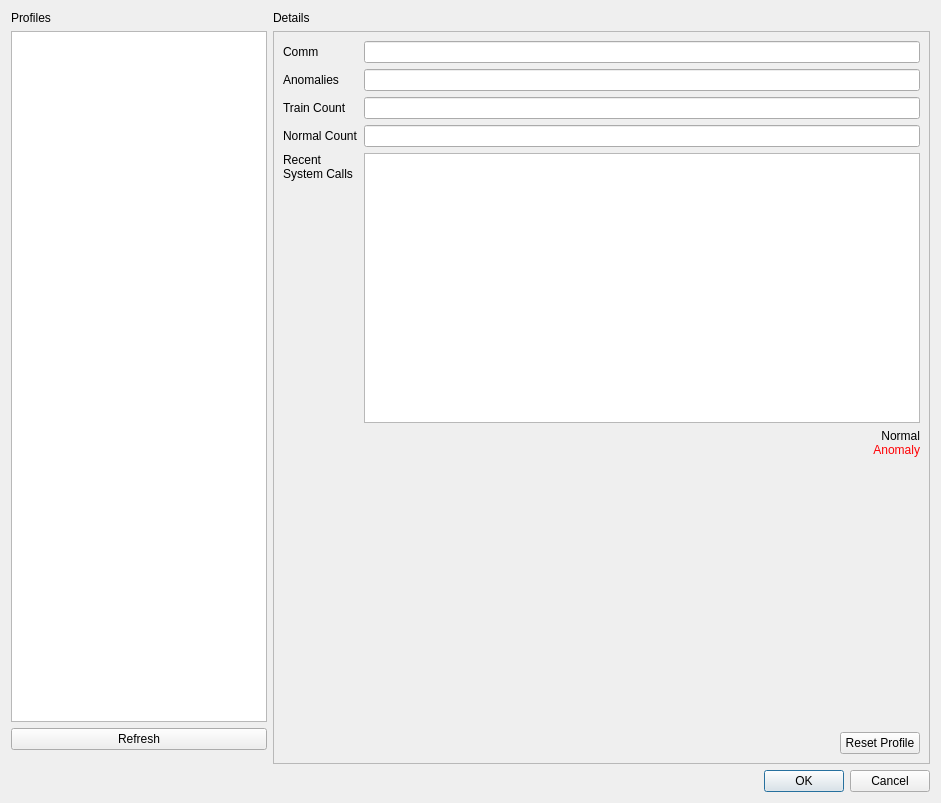
First picture: the form in ebpH/profiledialog.ui, repository willfindlay/ebpH, before the edit.
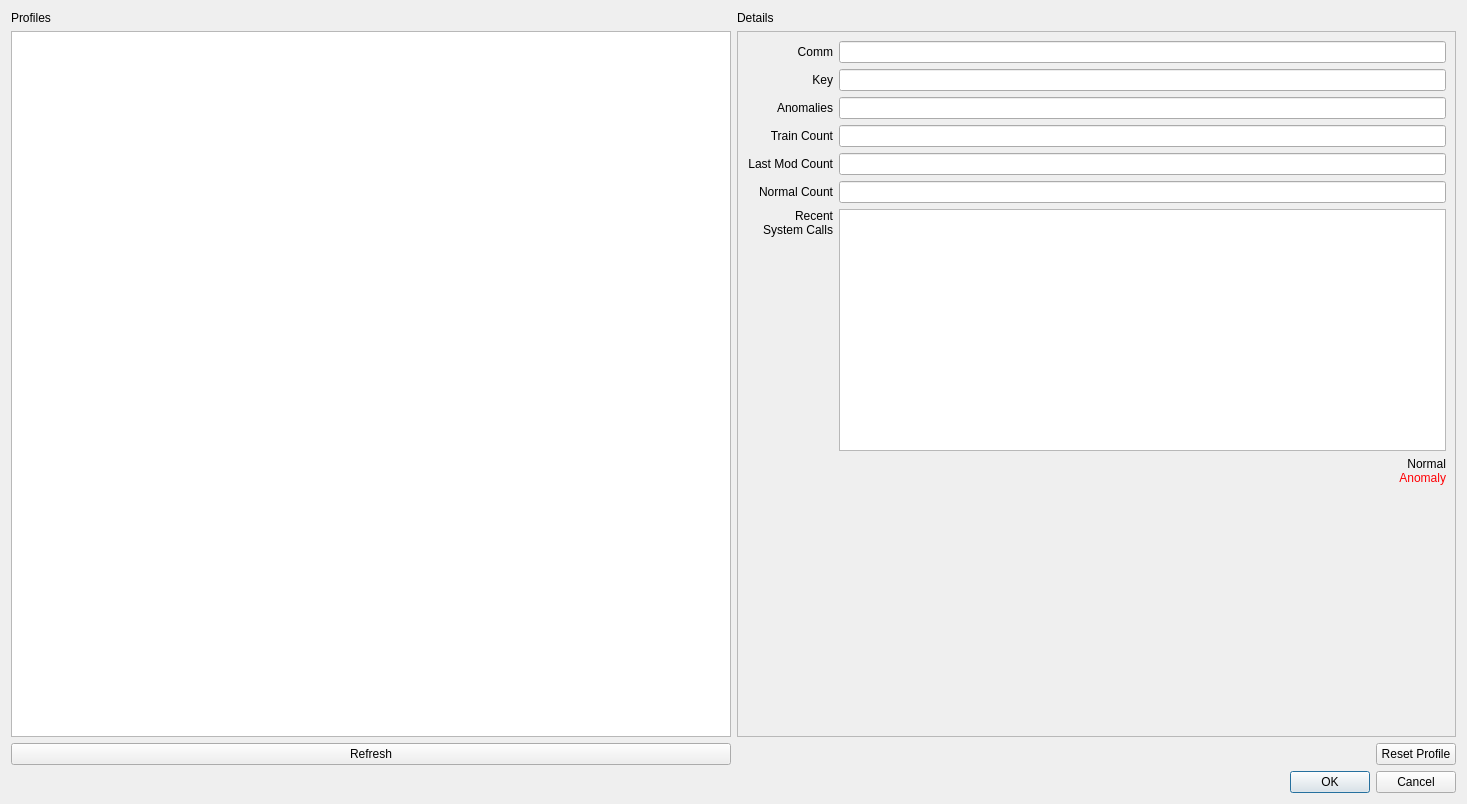
Second picture: the form after the edit. Icons and pictures are not drawn.

Diff of the .ui file:
```diff
--- a/ebpH/profiledialog.ui
+++ b/ebpH/profiledialog.ui
@@ -6,8 +6,8 @@
    <rect>
     <x>0</x>
     <y>0</y>
-    <width>941</width>
-    <height>803</height>
+    <width>1467</width>
+    <height>804</height>
    </rect>
   </property>
   <property name="windowTitle">
@@ -18,7 +18,7 @@
     <normaloff>:/img/assets/img/icons/browser.png</normaloff>:/img/assets/img/icons/browser.png</iconset>
   </property>
   <layout class="QGridLayout" name="gridLayout">
-   <item row="2" column="0" alignment="Qt::AlignBottom">
+   <item row="4" column="0" alignment="Qt::AlignBottom">
     <widget class="QDialogButtonBox" name="buttonBox">
      <property name="orientation">
       <enum>Qt::Horizontal</enum>
@@ -33,19 +33,73 @@
      <property name="topMargin">
       <number>0</number>
      </property>
-     <item row="4" column="1">
-      <widget class="QFrame" name="frame">
+     <item row="2" column="1">
+      <widget class="QLabel" name="label">
        <property name="sizePolicy">
         <sizepolicy hsizetype="Preferred" vsizetype="Preferred">
+         <horstretch>0</horstretch>
+         <verstretch>0</verstretch>
+        </sizepolicy>
+       </property>
+       <property name="text">
+        <string>Details</string>
+       </property>
+      </widget>
+     </item>
+     <item row="4" column="0">
+      <layout class="QVBoxLayout" name="verticalLayout_2">
+       <item>
+        <layout class="QHBoxLayout" name="horizontalLayout_2">
+         <property name="bottomMargin">
+          <number>0</number>
+         </property>
+         <item>
+          <widget class="QPushButton" name="refresh_button">
+           <property name="text">
+            <string>Refresh</string>
+           </property>
+           <property name="icon">
+            <iconset resource="resources.qrc">
+             <normaloff>:/img/assets/img/icons/redo.png</normaloff>:/img/assets/img/icons/redo.png</iconset>
+           </property>
+          </widget>
+         </item>
+        </layout>
+       </item>
+      </layout>
+     </item>
+     <item row="2" column="0">
+      <widget class="QLabel" name="label_2">
+       <property name="sizePolicy">
+        <sizepolicy hsizetype="Preferred" vsizetype="Preferred">
+         <horstretch>1</horstretch>
+         <verstretch>0</verstretch>
+        </sizepolicy>
+       </property>
+       <property name="text">
+        <string>Profiles</string>
+       </property>
+      </widget>
+     </item>
+     <item row="3" column="1">
+      <widget class="QScrollArea" name="scrollArea">
+       <property name="sizePolicy">
+        <sizepolicy hsizetype="Expanding" vsizetype="Expanding">
          <horstretch>2</horstretch>
          <verstretch>0</verstretch>
         </sizepolicy>
        </property>
-       <property name="frameShape">
-        <enum>QFrame::StyledPanel</enum>
+       <property name="widgetResizable">
+        <bool>true</bool>
        </property>
-       <property name="frameShadow">
-        <enum>QFrame::Raised</enum>
+       <widget class="QWidget" name="scrollAreaWidgetContents">
+        <property name="geometry">
+         <rect>
+          <x>0</x>
+          <y>0</y>
+          <width>712</width>
+          <height>647</height>
+         </rect>
        </property>
        <layout class="QGridLayout" name="gridLayout_4">
         <item row="0" column="0">
@@ -57,7 +111,7 @@
             </property>
            </widget>
           </item>
-          <item row="1" column="2">
+           <item row="2" column="2">
            <widget class="QLineEdit" name="anomalies">
             <property name="inputMethodHints">
              <set>Qt::ImhDigitsOnly</set>
@@ -67,18 +121,27 @@
             </property>
            </widget>
           </item>
-          <item row="3" column="0">
+           <item row="1" column="2">
+            <widget class="QLineEdit" name="key"/>
+           </item>
+           <item row="5" column="0">
            <widget class="QLabel" name="label_8">
             <property name="text">
              <string>Normal Count</string>
             </property>
-           </widget>
-          </item>
-          <item row="1" column="0">
+             <property name="alignment">
+              <set>Qt::AlignRight|Qt::AlignTrailing|Qt::AlignVCenter</set>
+             </property>
+            </widget>
+           </item>
+           <item row="2" column="0">
            <widget class="QLabel" name="label_4">
             <property name="text">
              <string>Anomalies</string>
             </property>
+             <property name="alignment">
+              <set>Qt::AlignRight|Qt::AlignTrailing|Qt::AlignVCenter</set>
+             </property>
            </widget>
           </item>
           <item row="0" column="0">
@@ -86,12 +149,35 @@
             <property name="text">
              <string>Comm</string>
             </property>
-           </widget>
-          </item>
-          <item row="3" column="2">
-           <widget class="QLineEdit" name="normal_count"/>
+             <property name="alignment">
+              <set>Qt::AlignRight|Qt::AlignTrailing|Qt::AlignVCenter</set>
+             </property>
+            </widget>
+           </item>
+           <item row="1" column="0">
+            <widget class="QLabel" name="label_9">
+             <property name="text">
+              <string>Key</string>
+             </property>
+             <property name="alignment">
+              <set>Qt::AlignRight|Qt::AlignTrailing|Qt::AlignVCenter</set>
+             </property>
+            </widget>
+           </item>
+           <item row="4" column="0">
+            <widget class="QLabel" name="label_10">
+             <property name="text">
+              <string>Last Mod Count</string>
+             </property>
+             <property name="alignment">
+              <set>Qt::AlignRight|Qt::AlignTrailing|Qt::AlignVCenter</set>
+             </property>
+            </widget>
           </item>
           <item row="5" column="2">
+            <widget class="QLineEdit" name="normal_count"/>
+           </item>
+           <item row="7" column="2">
            <widget class="QLabel" name="label_7">
             <property name="text">
              <string>&lt;html&gt;&lt;head/&gt;&lt;body&gt;&lt;p&gt;Normal&lt;br/&gt;&lt;span style=&quot; color:#ff0004;&quot;&gt;Anomaly&lt;/span&gt;&lt;/p&gt;&lt;/body&gt;&lt;/html&gt;</string>
@@ -101,7 +187,7 @@
             </property>
            </widget>
           </item>
-          <item row="7" column="0">
+           <item row="9" column="0">
            <spacer name="verticalSpacer">
             <property name="orientation">
              <enum>Qt::Vertical</enum>
@@ -114,7 +200,7 @@
             </property>
            </spacer>
           </item>
-          <item row="4" column="0">
+           <item row="6" column="0">
            <layout class="QVBoxLayout" name="verticalLayout">
             <item>
              <widget class="QLabel" name="label_5">
@@ -122,6 +208,9 @@
                <string>Recent
 System Calls</string>
               </property>
+               <property name="alignment">
+                <set>Qt::AlignRight|Qt::AlignTrailing|Qt::AlignVCenter</set>
+               </property>
              </widget>
             </item>
             <item>
@@ -139,17 +228,20 @@
             </item>
            </layout>
           </item>
-          <item row="4" column="2">
+           <item row="6" column="2">
            <widget class="QListWidget" name="syscalls"/>
           </item>
-          <item row="2" column="0">
+           <item row="3" column="0">
            <widget class="QLabel" name="label_6">
             <property name="text">
              <string>Train Count</string>
             </property>
-           </widget>
-          </item>
-          <item row="2" column="2">
+             <property name="alignment">
+              <set>Qt::AlignRight|Qt::AlignTrailing|Qt::AlignVCenter</set>
+             </property>
+            </widget>
+           </item>
+           <item row="3" column="2">
            <widget class="QLineEdit" name="train_count">
             <property name="inputMethodHints">
              <set>Qt::ImhDigitsOnly</set>
@@ -159,7 +251,33 @@
             </property>
            </widget>
           </item>
-          <item row="8" column="2">
+           <item row="4" column="2">
+            <widget class="QLineEdit" name="last_mod_count">
+             <property name="readOnly">
+              <bool>true</bool>
+             </property>
+            </widget>
+           </item>
+          </layout>
+         </item>
+        </layout>
+       </widget>
+      </widget>
+     </item>
+     <item row="3" column="0">
+      <widget class="QListWidget" name="profile_list">
+       <property name="sizePolicy">
+        <sizepolicy hsizetype="Expanding" vsizetype="Expanding">
+         <horstretch>2</horstretch>
+         <verstretch>0</verstretch>
+        </sizepolicy>
+       </property>
+       <property name="selectionBehavior">
+        <enum>QAbstractItemView::SelectRows</enum>
+       </property>
+      </widget>
+     </item>
+     <item row="4" column="1">
            <layout class="QHBoxLayout" name="horizontalLayout">
             <item>
              <spacer name="horizontalSpacer">
@@ -182,72 +300,6 @@
              </widget>
             </item>
            </layout>
-          </item>
-         </layout>
-        </item>
-       </layout>
-      </widget>
-     </item>
-     <item row="2" column="1">
-      <widget class="QLabel" name="label">
-       <property name="sizePolicy">
-        <sizepolicy hsizetype="Preferred" vsizetype="Preferred">
-         <horstretch>0</horstretch>
-         <verstretch>0</verstretch>
-        </sizepolicy>
-       </property>
-       <property name="text">
-        <string>Details</string>
-       </property>
-      </widget>
-     </item>
-     <item row="4" column="0">
-      <layout class="QVBoxLayout" name="verticalLayout_2">
-       <item>
-        <widget class="QListWidget" name="profile_list">
-         <property name="sizePolicy">
-          <sizepolicy hsizetype="Expanding" vsizetype="Expanding">
-           <horstretch>1</horstretch>
-           <verstretch>0</verstretch>
-          </sizepolicy>
-         </property>
-         <property name="selectionBehavior">
-          <enum>QAbstractItemView::SelectRows</enum>
-         </property>
-        </widget>
-       </item>
-       <item>
-        <layout class="QHBoxLayout" name="horizontalLayout_2">
-         <property name="bottomMargin">
-          <number>14</number>
-         </property>
-         <item>
-          <widget class="QPushButton" name="refresh_button">
-           <property name="text">
-            <string>Refresh</string>
-           </property>
-           <property name="icon">
-            <iconset resource="resources.qrc">
-             <normaloff>:/img/assets/img/icons/redo.png</normaloff>:/img/assets/img/icons/redo.png</iconset>
-           </property>
-          </widget>
-         </item>
-        </layout>
-       </item>
-      </layout>
-     </item>
-     <item row="2" column="0">
-      <widget class="QLabel" name="label_2">
-       <property name="sizePolicy">
-        <sizepolicy hsizetype="Preferred" vsizetype="Preferred">
-         <horstretch>0</horstretch>
-         <verstretch>0</verstretch>
-        </sizepolicy>
-       </property>
-       <property name="text">
-        <string>Profiles</string>
-       </property>
-      </widget>
      </item>
     </layout>
    </item>
```
Lines whose indentation alone changed are shown as unchanged.
